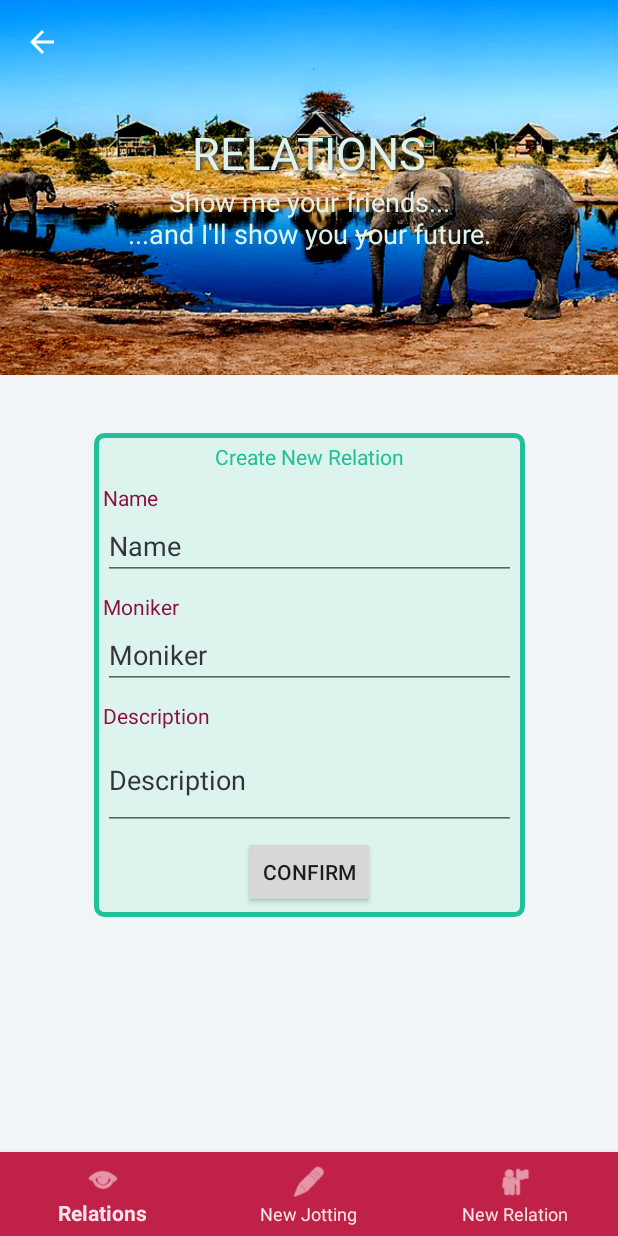
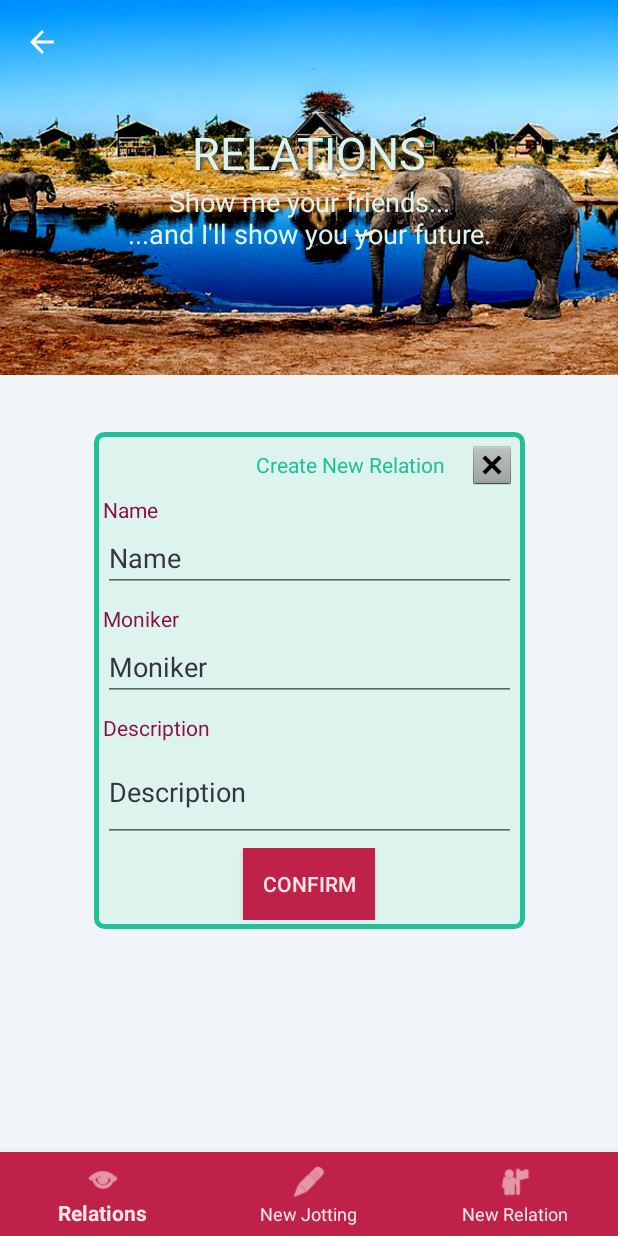
Before and after one commit to Pieter-JanVanDamme/Jocelyn, an Android app: the fragment CreateEditRelationFragment placed in its activity, on a phone screen of 412 x 824 dp. Run offline under Robolectric (Android 15) with nearby library versions, the phone set to English and light mode, and no system bars; our stand-ins replace Room's generated code; libraries missing offline, so code that uses them is left out: android.arch.persistence; 2 statements that could not run were skipped.

Commit message:
feat: discard button for Create/Edit Relation Fragment

```diff
--- a/app/src/main/java/pjvandamme/be/jocelyn/Presentation/Adapters/RelationsOverviewRecyclerAdapter.kt
+++ b/app/src/main/java/pjvandamme/be/jocelyn/Presentation/Adapters/RelationsOverviewRecyclerAdapter.kt
@@ -22,6 +22,8 @@ import pjvandamme.be.jocelyn.Presentation.Fragments.CreateEditRelationFragmentMo
 
 class RelationsOverviewRecyclerAdapter(private val mContext: Context) :
     RecyclerView.Adapter<RelationsOverviewRecyclerAdapter.ViewHolder>() {
+
+    var fragMan: FragmentManager = (mContext as FragmentActivity).supportFragmentManager
 
     private var relationsList: List<Relation> = listOf()
 
@@ -70,8 +72,6 @@ class RelationsOverviewRecyclerAdapter(private val mContext: Context) :
     // click listener for popup menu
     internal inner class MyMenuItemClickListener(private val mContext: Context, private val relation: Relation)
             : PopupMenu.OnMenuItemClickListener {
-
-        var fragMan: FragmentManager? = null
 
         init {
             try {
--- a/app/src/main/java/pjvandamme/be/jocelyn/Presentation/Fragments/CreateEditRelationFragment.kt
+++ b/app/src/main/java/pjvandamme/be/jocelyn/Presentation/Fragments/CreateEditRelationFragment.kt
@@ -9,6 +9,7 @@ import android.view.LayoutInflater
 import android.view.View
 import android.view.ViewGroup
 import android.widget.EditText
+import android.widget.ImageView
 import android.widget.TextView
 import pjvandamme.be.jocelyn.Domain.Models.Relation
 import pjvandamme.be.jocelyn.Domain.ViewModels.CreateEditRelationViewModel
@@ -56,6 +57,11 @@ class CreateEditRelationFragment : Fragment() {
     override fun onActivityCreated(savedInstanceState: Bundle?) {
         super.onActivityCreated(savedInstanceState)
 
+        val discard: ImageView = view!!.findViewById(R.id.discardImage)
+        discard.setOnClickListener{
+            activity?.supportFragmentManager?.beginTransaction()?.remove(this)?.commit()
+        }
+
         /* INITIALIZE VIEW ATTRIBUTES*/
         val titleText: TextView = view!!.findViewById(R.id.createUpdateFragmentTitle)
         val nameText: EditText = view!!.findViewById(R.id.editName)
--- a/app/src/main/res/layout/create_edit_relation_fragment.xml
+++ b/app/src/main/res/layout/create_edit_relation_fragment.xml
@@ -19,12 +19,23 @@
                 android:layout_width="match_parent"
                 android:layout_height="match_parent"
                 android:layout_margin="@dimen/create_edit_relation_layout_margin">
+            <LinearLayout
+                    android:orientation="horizontal"
+                    android:layout_width="wrap_content"
+                    android:layout_height="match_parent" android:layout_gravity="right">
                 <TextView
                         android:text="Create/Edit Relation"
-                    android:layout_width="match_parent"
+                        android:layout_width="wrap_content"
                         android:layout_height="wrap_content" android:id="@+id/createUpdateFragmentTitle"
                         android:textAlignment="center" android:textColor="@color/colorComplementary"
-                    android:layout_marginBottom="@dimen/create_edit_relation_element_margin"/>
+                        android:layout_gravity="center_vertical"
+                        android:layout_marginRight="@dimen/create_edit_relation_title_right_margin"/>
+                <ImageView
+                        android:src="@android:drawable/btn_dialog"
+                        android:layout_width="wrap_content"
+                        android:layout_height="wrap_content" android:id="@+id/discardImage" android:layout_weight="1"
+                        android:layout_gravity="right"/>
+            </LinearLayout>
             <TextView
                     android:layout_width="match_parent"
                     android:layout_height="match_parent"
@@ -71,6 +82,10 @@
                     android:layout_marginBottom="@dimen/create_edit_relation_element_margin"
                     android:text="Description" android:hint="A succinct description of this Relation."
                     android:minWidth="@dimen/create_edit_relation_edit_text_width"/>
+            <LinearLayout
+                    android:orientation="horizontal"
+                    android:layout_width="match_parent"
+                    android:layout_height="match_parent">
                 <RelativeLayout
                         android:layout_width="match_parent"
                         android:layout_height="match_parent">
@@ -81,8 +96,10 @@
                             android:layout_height="wrap_content" android:id="@+id/submitButton"
                             android:textAlignment="center" tools:layout_editor_absoluteY="375dp"
                             tools:layout_editor_absoluteX="6dp"
-                        android:layout_centerInParent="true"/>
+                            android:background="@color/colorPrimary" android:layout_centerVertical="true"
+                            android:layout_centerHorizontal="true" android:textColor="@color/colorPrimaryVeryLight"/>
                 </RelativeLayout>
+            </LinearLayout>
         </LinearLayout>
     </FrameLayout>
 
--- a/app/src/main/res/values/colors.xml
+++ b/app/src/main/res/values/colors.xml
@@ -5,10 +5,10 @@
     <color name="colorBackground">#33333d</color>
     <color name="colorBackgroundLighter">#64646f</color>
     <color name="colorText">#34343e</color>
-    <color name="colorPrimary">#C02148</color>
+    <color name="colorPrimary">#c02148</color>
     <color name="colorPrimaryDark">#891040</color>
     <color name="colorPrimaryLight">#F1637F</color>
-    <color name="colorPrimaryVeryLight">#FDE4E9</color>
+    <color name="colorPrimaryVeryLight">#fde4e9</color>
     <color name="colorComplementary">#21c098</color>
     <color name="colorComplementaryLight">#ddf4ee</color>
     <color name="colorAnalogousSupport">#c04921</color>
--- a/app/src/main/res/values/dimens.xml
+++ b/app/src/main/res/values/dimens.xml
@@ -27,4 +27,5 @@
     <dimen name="create_edit_relation_layout_margin">6dp</dimen>
     <dimen name="create_edit_relation_element_margin">4dp</dimen>
     <dimen name="create_edit_relation_edit_text_width">275dp</dimen>
+    <dimen name="create_edit_relation_title_right_margin">15dp</dimen>
 </resources>
```
Lines whose indentation alone changed are shown as unchanged.
